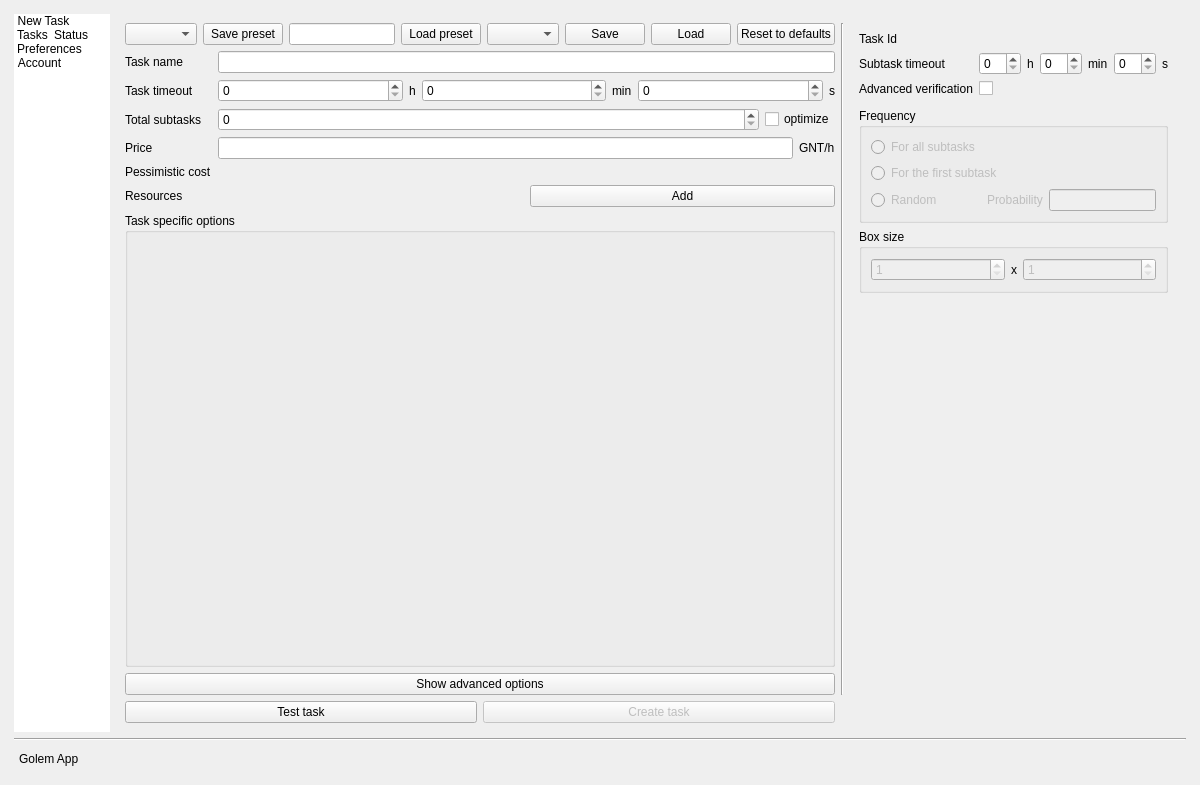
First picture: the form in gui/view/AppMainWindow.ui, repository golemfactory/clay, before the edit.
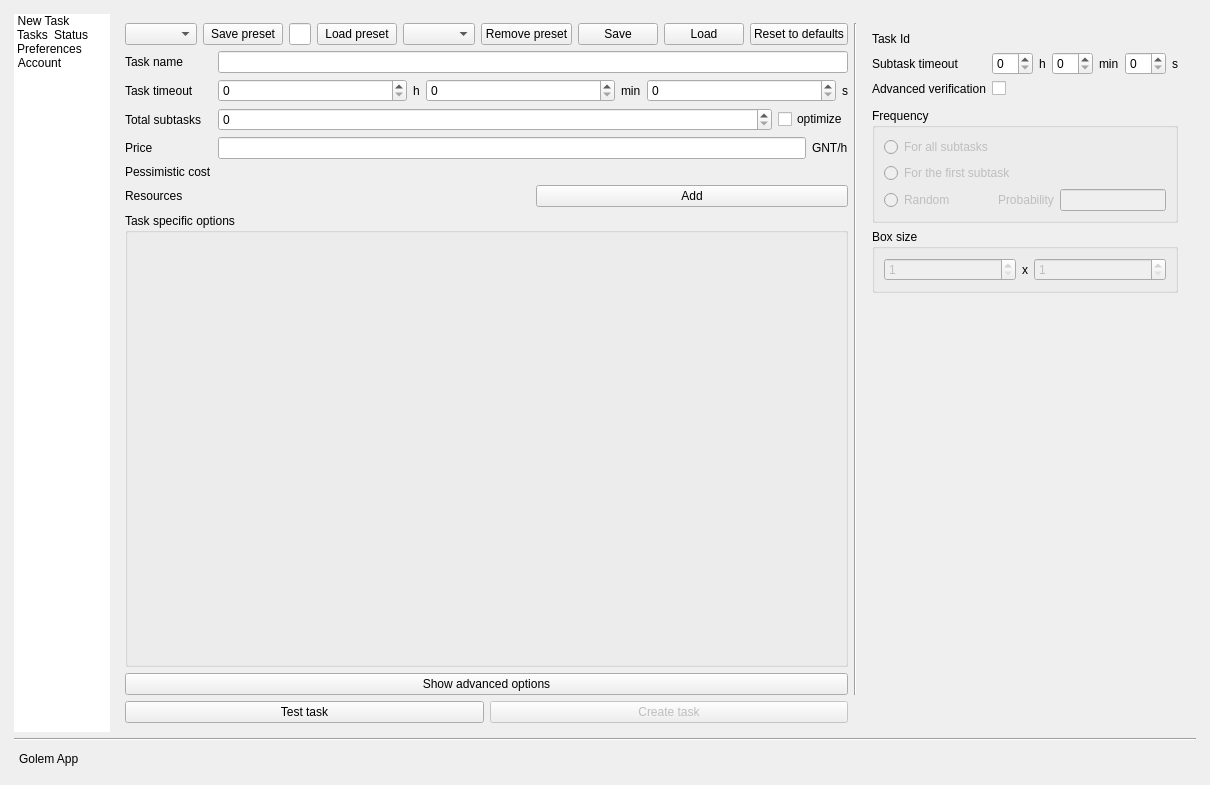
Second picture: the form after the edit. Icons and pictures are not drawn.

Commit message: add remove preset function

Patch:
```diff
--- a/gui/view/AppMainWindow.ui
+++ b/gui/view/AppMainWindow.ui
@@ -570,6 +570,16 @@
                     </property>
                    </widget>
                   </item>
+                  <item>
+                   <widget class="QPushButton" name="deletePresetButton">
+                    <property name="toolTip">
+                     <string>Remove this preset</string>
+                    </property>
+                    <property name="text">
+                     <string>Remove preset</string>
+                    </property>
+                   </widget>
+                  </item>
                   <item>
                    <widget class="QPushButton" name="saveButton">
                     <property name="toolTip">
```
The commit also changes 7 other files.
